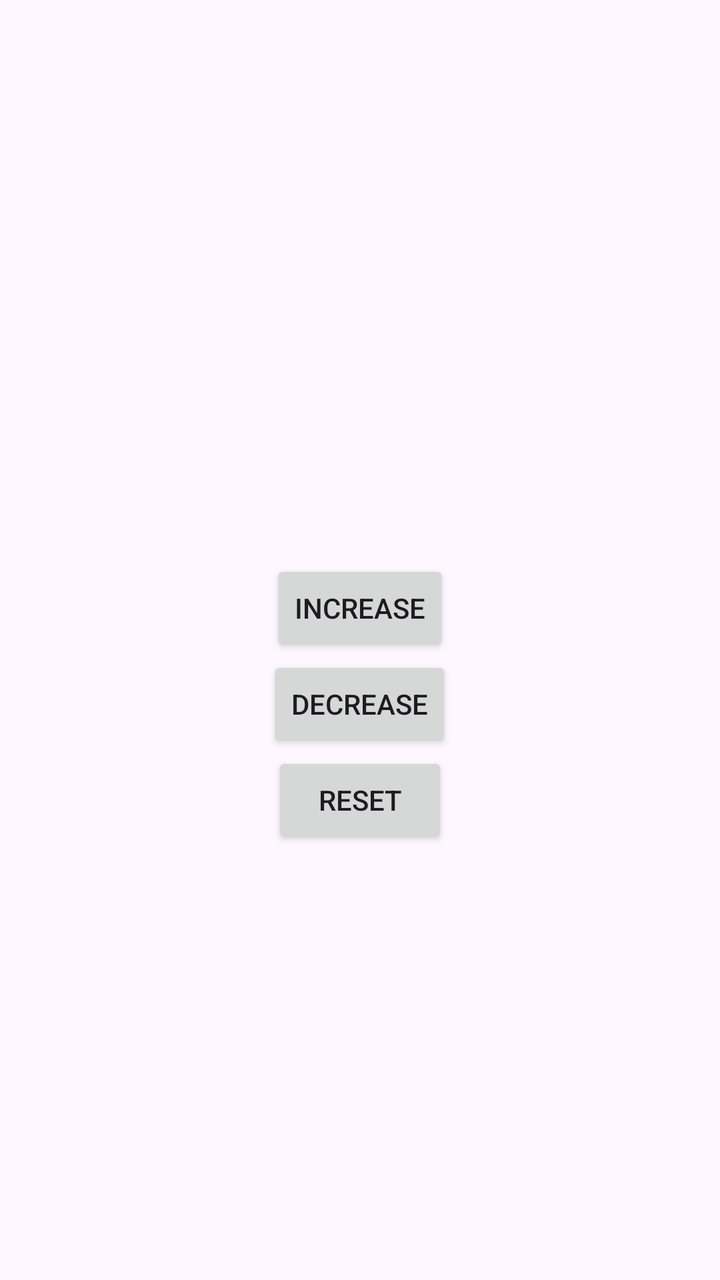
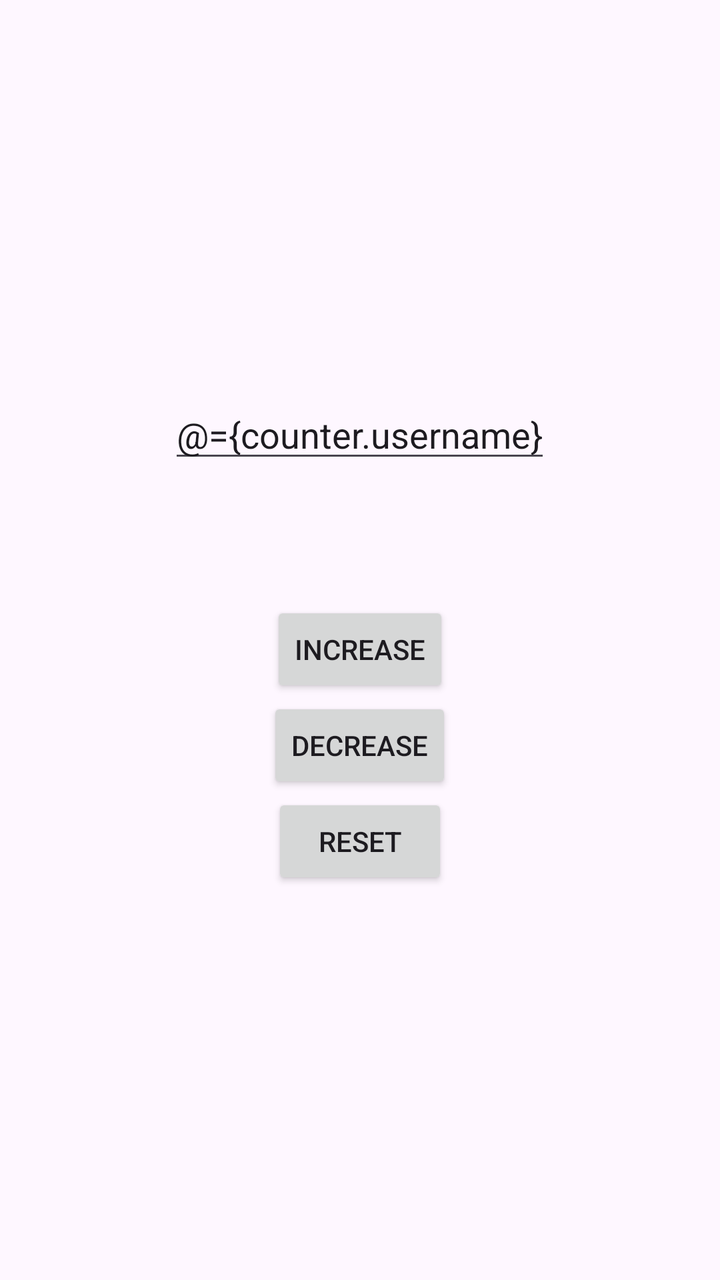

Two renders of the same Android screen: before a commit and after it. Below are the layout's source before the change and the commit's diff.
<!-- AndroidManifest.xml: application theme Theme.CountingForViewBinding -->
<!-- res/layout/activity_main.xml -->
<?xml version="1.0" encoding="utf-8"?>
<layout xmlns:android="http://schemas.android.com/apk/res/android">

    <data>
        <variable
            name="counter"
            type="com.example.countingforviewbinding.Counter" />
    </data>

    <LinearLayout
        android:layout_width="match_parent"
        android:layout_height="match_parent"
        android:gravity="center"
        android:orientation="vertical">



        <TextView
            android:layout_width="wrap_content"
            android:layout_height="wrap_content"
            android:text='@{"Welcome " + counter.username}'
            android:textSize="22sp"/>

        <TextView
            android:layout_width="wrap_content"
            android:layout_height="wrap_content"
            android:text='@{"count: " + counter.count}'
            android:textSize="26sp"/>

        <Button
            android:id="@+id/btnIncrease"
            android:layout_width="wrap_content"
            android:layout_height="wrap_content"
            android:text="Increase"/>

        <Button
            android:id="@+id/btnDecrease"
            android:layout_width="wrap_content"
            android:layout_height="wrap_content"
            android:text="Decrease"/>

        <Button
            android:id="@+id/btnReset"
            android:layout_width="wrap_content"
            android:layout_height="wrap_content"
            android:text="Reset"/>

    </LinearLayout>
</layout>
<!-- resources referenced by this layout -->
<resources>
  <style name="Theme.CountingForViewBinding" parent="Base.Theme.CountingForViewBinding" />
  <style name="Base.Theme.CountingForViewBinding" parent="Theme.Material3.DayNight.NoActionBar">
          
          
      </style>
</resources>

<!-- the commit's change to res/layout/activity_main.xml (unified diff, before → after) -->
@@ -13,12 +13,18 @@
         android:gravity="center"
         android:orientation="vertical">
 
+        <EditText
+            android:layout_width="wrap_content"
+            android:layout_height="wrap_content"
+            android:hint="Enter name"
+            android:text='@={counter.username}'/>
+
 
 
         <TextView
             android:layout_width="wrap_content"
             android:layout_height="wrap_content"
-            android:text='@{"Welcome " + counter.username}'
+            android:text='@{counter.username}'
             android:textSize="22sp"/>
 
         <TextView
